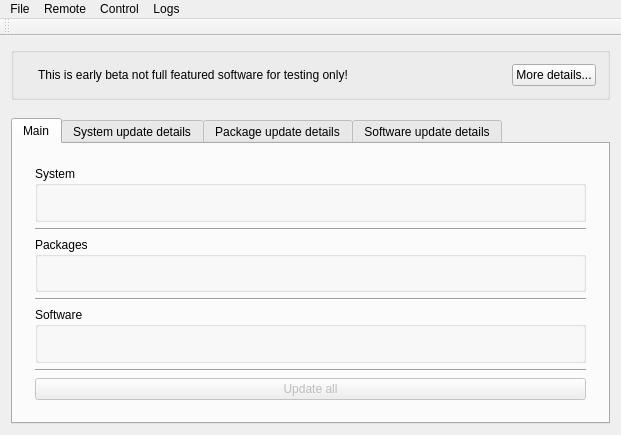
This is src-qt4/pc-updatecenter/mainwindow.ui in trueos/pcbsd as Qt 5 draws it before an edit. The edited form follows.
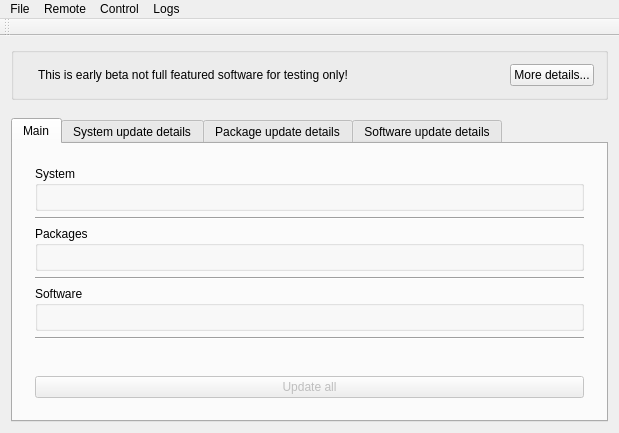
This is the edited form. The open tabs and pages were chosen to show the change. Icons and pictures are not drawn. Custom widgets are drawn as their Qt base class.

```diff
--- a/src-qt4/pc-updatecenter/mainwindow.ui
+++ b/src-qt4/pc-updatecenter/mainwindow.ui
@@ -6,8 +6,8 @@
    <rect>
     <x>0</x>
     <y>0</y>
-    <width>621</width>
-    <height>435</height>
+    <width>619</width>
+    <height>433</height>
    </rect>
   </property>
   <property name="windowTitle">
@@ -273,6 +273,19 @@
               </property>
              </widget>
             </item>
+            <item>
+             <spacer name="verticalSpacer_3">
+              <property name="orientation">
+               <enum>Qt::Vertical</enum>
+              </property>
+              <property name="sizeHint" stdset="0">
+               <size>
+                <width>20</width>
+                <height>40</height>
+               </size>
+              </property>
+             </spacer>
+            </item>
             <item>
              <widget class="QPushButton" name="updateAllButton">
               <property name="enabled">
@@ -344,8 +357,8 @@
     <rect>
      <x>0</x>
      <y>0</y>
-     <width>621</width>
-     <height>22</height>
+     <width>619</width>
+     <height>21</height>
     </rect>
    </property>
    <widget class="QMenu" name="menuFile">
```
Left out of the diff: 6 changed lines with no effect on the pictures.
